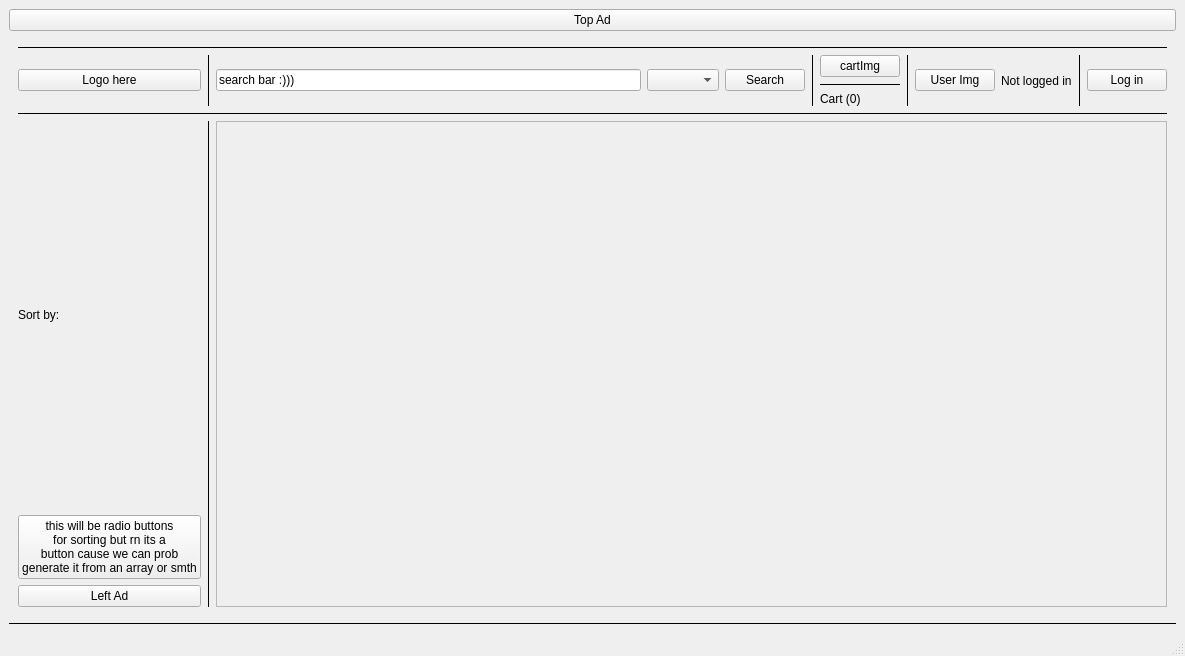
This is mainwindow.ui in hnowakowski/Online-shop-simulator as Qt 5 draws it before an edit. The edited form follows.
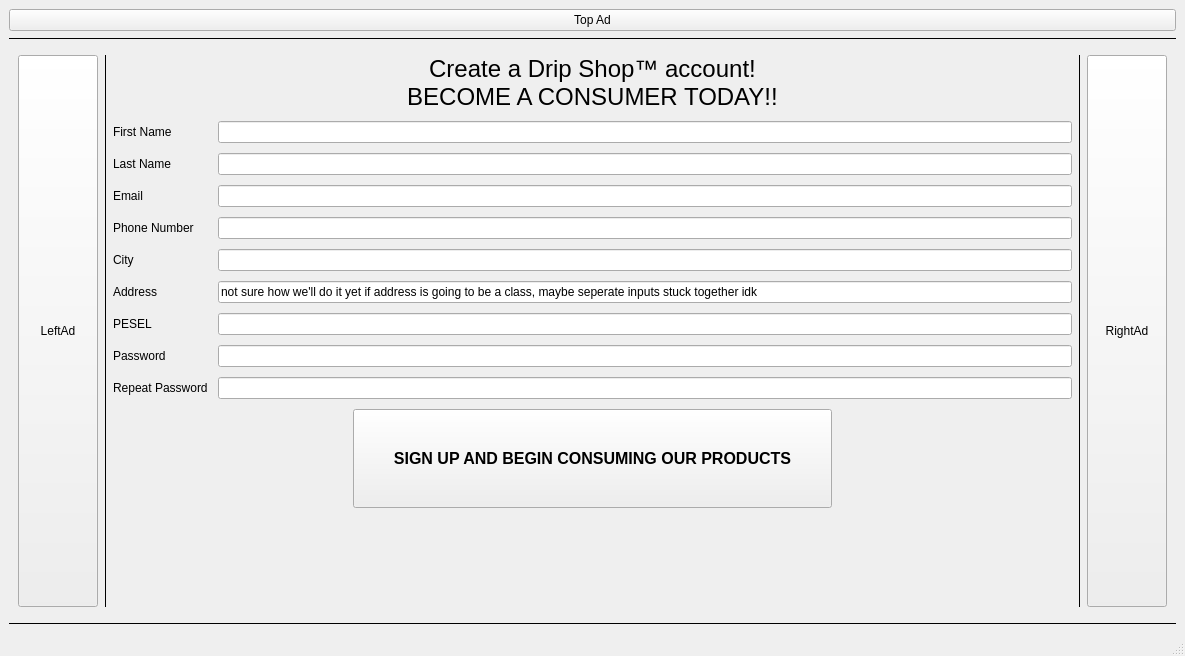
This is the edited form.

Commit message: added sign up page

Diff of the .ui file:
```diff
--- a/mainwindow.ui
+++ b/mainwindow.ui
@@ -28,10 +28,20 @@
       </property>
      </widget>
     </item>
+    <item>
+     <widget class="Line" name="line_12">
+      <property name="frameShadow">
+       <enum>QFrame::Shadow::Plain</enum>
+      </property>
+      <property name="orientation">
+       <enum>Qt::Orientation::Horizontal</enum>
+      </property>
+     </widget>
+    </item>
     <item>
      <widget class="QStackedWidget" name="stackedWidget">
       <property name="currentIndex">
-       <number>0</number>
+       <number>1</number>
       </property>
       <widget class="QWidget" name="pageMain">
        <property name="sizePolicy">
@@ -43,7 +53,31 @@
        <layout class="QVBoxLayout" name="verticalLayout_4">
         <item>
          <layout class="QGridLayout" name="gridLayout_4">
-          <item row="3" column="0">
+          <item row="0" column="0">
+           <widget class="QPushButton" name="btnTEMPLogo">
+            <property name="text">
+             <string>Logo here</string>
+            </property>
+           </widget>
+          </item>
+          <item row="2" column="2">
+           <widget class="QScrollArea" name="scrollAreaProducts">
+            <property name="widgetResizable">
+             <bool>true</bool>
+            </property>
+            <widget class="QWidget" name="scrollAreaWidgetContents">
+             <property name="geometry">
+              <rect>
+               <x>0</x>
+               <y>0</y>
+               <width>946</width>
+               <height>451</height>
+              </rect>
+             </property>
+            </widget>
+           </widget>
+          </item>
+          <item row="2" column="0">
            <layout class="QVBoxLayout" name="verticalLayout_2">
             <item>
              <widget class="QLabel" name="labelSortBy">
@@ -77,7 +111,7 @@
             </item>
            </layout>
           </item>
-          <item row="1" column="2">
+          <item row="0" column="2">
            <layout class="QHBoxLayout" name="horizontalLayout">
             <item>
              <widget class="QLineEdit" name="lineEditSearch">
@@ -181,17 +215,7 @@
             </item>
            </layout>
           </item>
-          <item row="0" column="0" colspan="3">
-           <widget class="Line" name="line_2">
-            <property name="frameShadow">
-             <enum>QFrame::Shadow::Plain</enum>
-            </property>
-            <property name="orientation">
-             <enum>Qt::Orientation::Horizontal</enum>
-            </property>
-           </widget>
-          </item>
-          <item row="2" column="0" colspan="3">
+          <item row="1" column="0" colspan="3">
            <widget class="Line" name="line">
             <property name="frameShadow">
              <enum>QFrame::Shadow::Plain</enum>
@@ -201,7 +225,7 @@
             </property>
            </widget>
           </item>
-          <item row="1" column="1">
+          <item row="0" column="1">
            <widget class="Line" name="line_4">
             <property name="frameShadow">
              <enum>QFrame::Shadow::Plain</enum>
@@ -211,7 +235,7 @@
             </property>
            </widget>
           </item>
-          <item row="3" column="1">
+          <item row="2" column="1">
            <widget class="Line" name="line_3">
             <property name="frameShadow">
              <enum>QFrame::Shadow::Plain</enum>
@@ -221,27 +245,247 @@
             </property>
            </widget>
           </item>
-          <item row="3" column="2">
-           <widget class="QScrollArea" name="scrollAreaProducts">
-            <property name="widgetResizable">
-             <bool>true</bool>
+         </layout>
+        </item>
+       </layout>
+      </widget>
+      <widget class="QWidget" name="pageLogin">
+       <layout class="QVBoxLayout" name="verticalLayout_6">
+        <item>
+         <layout class="QHBoxLayout" name="horizontalLayout_3">
+          <item>
+           <widget class="QPushButton" name="btnTEMPLeftAd_2">
+            <property name="sizePolicy">
+             <sizepolicy hsizetype="Minimum" vsizetype="Minimum">
+              <horstretch>0</horstretch>
+              <verstretch>0</verstretch>
+             </sizepolicy>
             </property>
-            <widget class="QWidget" name="scrollAreaWidgetContents">
-             <property name="geometry">
-              <rect>
-               <x>0</x>
-               <y>0</y>
-               <width>946</width>
-               <height>451</height>
-              </rect>
-             </property>
-            </widget>
+            <property name="text">
+             <string>LeftAd</string>
+            </property>
            </widget>
           </item>
-          <item row="1" column="0">
-           <widget class="QPushButton" name="btnTEMPLogo">
+          <item>
+           <widget class="Line" name="line_10">
+            <property name="frameShadow">
+             <enum>QFrame::Shadow::Plain</enum>
+            </property>
+            <property name="orientation">
+             <enum>Qt::Orientation::Vertical</enum>
+            </property>
+           </widget>
+          </item>
+          <item>
+           <layout class="QVBoxLayout" name="verticalLayout_5" stretch="1,1,1,1">
+            <property name="spacing">
+             <number>10</number>
+            </property>
+            <item>
+             <widget class="QLabel" name="labelCreateAcc">
+              <property name="sizePolicy">
+               <sizepolicy hsizetype="Preferred" vsizetype="Maximum">
+                <horstretch>0</horstretch>
+                <verstretch>0</verstretch>
+               </sizepolicy>
+              </property>
+              <property name="font">
+               <font>
+                <pointsize>18</pointsize>
+                <fontweight>DemiBold</fontweight>
+               </font>
+              </property>
+              <property name="text">
+               <string>Create a Drip Shop™ account!
+BECOME A CONSUMER TODAY!!</string>
+              </property>
+              <property name="alignment">
+               <set>Qt::AlignmentFlag::AlignCenter</set>
+              </property>
+             </widget>
+            </item>
+            <item>
+             <layout class="QFormLayout" name="formLayout">
+              <item row="0" column="0">
+               <widget class="QLabel" name="labelFName">
+                <property name="text">
+                 <string>First Name</string>
+                </property>
+               </widget>
+              </item>
+              <item row="0" column="1">
+               <widget class="QLineEdit" name="lineEditFName"/>
+              </item>
+              <item row="1" column="0">
+               <widget class="QLabel" name="labelLName">
+                <property name="text">
+                 <string>Last Name</string>
+                </property>
+               </widget>
+              </item>
+              <item row="1" column="1">
+               <widget class="QLineEdit" name="lineEditLName"/>
+              </item>
+              <item row="2" column="0">
+               <widget class="QLabel" name="labelEmail">
+                <property name="text">
+                 <string>Email</string>
+                </property>
+               </widget>
+              </item>
+              <item row="2" column="1">
+               <widget class="QLineEdit" name="lineEditEmail"/>
+              </item>
+              <item row="3" column="0">
+               <widget class="QLabel" name="labelPhoneNum">
+                <property name="text">
+                 <string>Phone Number</string>
+                </property>
+               </widget>
+              </item>
+              <item row="3" column="1">
+               <widget class="QLineEdit" name="lineEditPhoneNum"/>
+              </item>
+              <item row="4" column="0">
+               <widget class="QLabel" name="labelCity">
+                <property name="text">
+                 <string>City</string>
+                </property>
+               </widget>
+              </item>
+              <item row="4" column="1">
+               <widget class="QLineEdit" name="lineEditCity"/>
+              </item>
+              <item row="5" column="0">
+               <widget class="QLabel" name="labelAddress">
+                <property name="text">
+                 <string>Address</string>
+                </property>
+               </widget>
+              </item>
+              <item row="5" column="1">
+               <widget class="QLineEdit" name="lineEditAddress">
+                <property name="text">
+                 <string>not sure how we'll do it yet if address is going to be a class, maybe seperate inputs stuck together idk</string>
+                </property>
+               </widget>
+              </item>
+              <item row="6" column="0">
+               <widget class="QLabel" name="labelPesel">
+                <property name="text">
+                 <string>PESEL</string>
+                </property>
+               </widget>
+              </item>
+              <item row="6" column="1">
+               <widget class="QLineEdit" name="lineEditPesel"/>
+              </item>
+              <item row="7" column="0">
+               <widget class="QLabel" name="labelPassword">
+                <property name="text">
+                 <string>Password</string>
+                </property>
+               </widget>
+              </item>
+              <item row="7" column="1">
+               <widget class="QLineEdit" name="lineEditPassword"/>
+              </item>
+              <item row="8" column="0">
+               <widget class="QLabel" name="labelRepeatPassword">
+                <property name="text">
+                 <string>Repeat Password</string>
+                </property>
+               </widget>
+              </item>
+              <item row="8" column="1">
+               <widget class="QLineEdit" name="lineEditRepeatPassword"/>
+              </item>
+             </layout>
+            </item>
+            <item>
+             <layout class="QHBoxLayout" name="horizontalLayout_6" stretch="1,2,1">
+              <item>
+               <spacer name="horizontalSpacer">
+                <property name="orientation">
+                 <enum>Qt::Orientation::Horizontal</enum>
+                </property>
+                <property name="sizeHint" stdset="0">
+                 <size>
+                  <width>40</width>
+                  <height>20</height>
+                 </size>
+                </property>
+               </spacer>
+              </item>
+              <item>
+               <widget class="QPushButton" name="pushButtonSignUp">
+                <property name="sizePolicy">
+                 <sizepolicy hsizetype="Minimum" vsizetype="Minimum">
+                  <horstretch>0</horstretch>
+                  <verstretch>0</verstretch>
+                 </sizepolicy>
+                </property>
+                <property name="font">
+                 <font>
+                  <pointsize>12</pointsize>
+                  <bold>true</bold>
+                 </font>
+                </property>
+                <property name="text">
+                 <string>SIGN UP AND BEGIN CONSUMING OUR PRODUCTS</string>
+                </property>
+               </widget>
+              </item>
+              <item>
+               <spacer name="horizontalSpacer_2">
+                <property name="orientation">
+                 <enum>Qt::Orientation::Horizontal</enum>
+                </property>
+                <property name="sizeHint" stdset="0">
+                 <size>
+                  <width>40</width>
+                  <height>20</height>
+                 </size>
+                </property>
+               </spacer>
+              </item>
+             </layout>
+            </item>
+            <item>
+             <spacer name="verticalSpacer">
+              <property name="orientation">
+               <enum>Qt::Orientation::Vertical</enum>
+              </property>
+              <property name="sizeHint" stdset="0">
+               <size>
+                <width>20</width>
+                <height>40</height>
+               </size>
+              </property>
+             </spacer>
+            </item>
+           </layout>
+          </item>
+          <item>
+           <widget class="Line" name="line_11">
+            <property name="frameShadow">
+             <enum>QFrame::Shadow::Plain</enum>
+            </property>
+            <property name="orientation">
+             <enum>Qt::Orientation::Vertical</enum>
+            </property>
+           </widget>
+          </item>
+          <item>
+           <widget class="QPushButton" name="btnTEMPRightAd">
+            <property name="sizePolicy">
+             <sizepolicy hsizetype="Minimum" vsizetype="Minimum">
+              <horstretch>0</horstretch>
+              <verstretch>0</verstretch>
+             </sizepolicy>
+            </property>
             <property name="text">
-             <string>Logo here</string>
+             <string>RightAd</string>
             </property>
            </widget>
           </item>
```
Left out of the diff: 1 changed line with no effect on the pictures.
